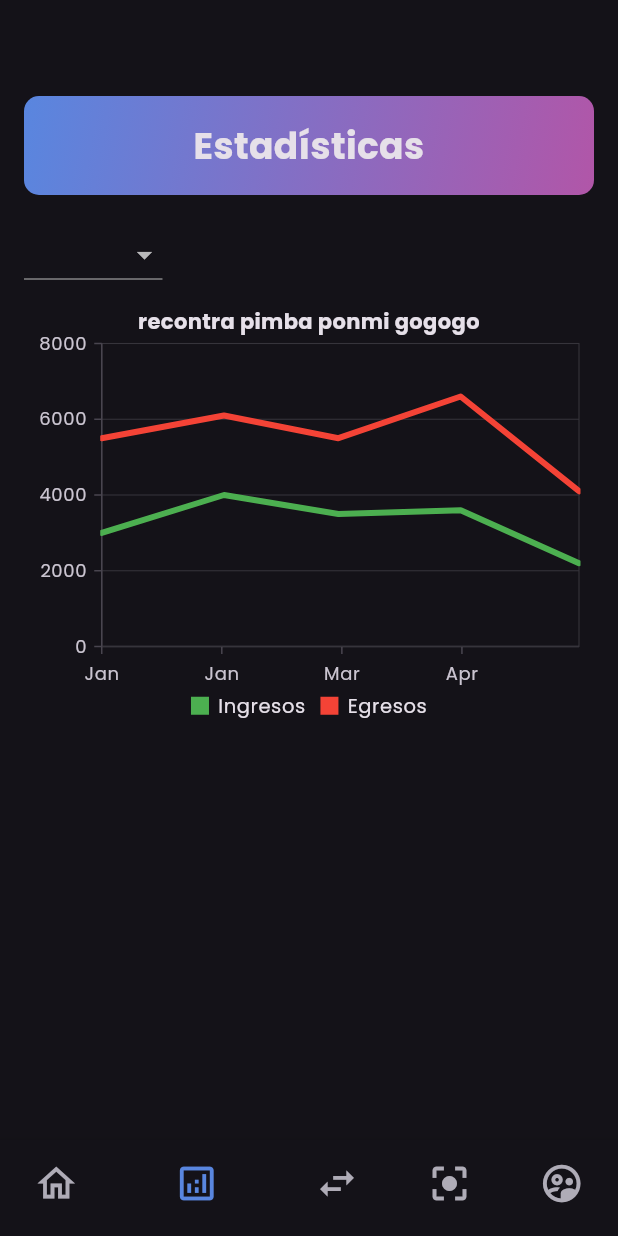
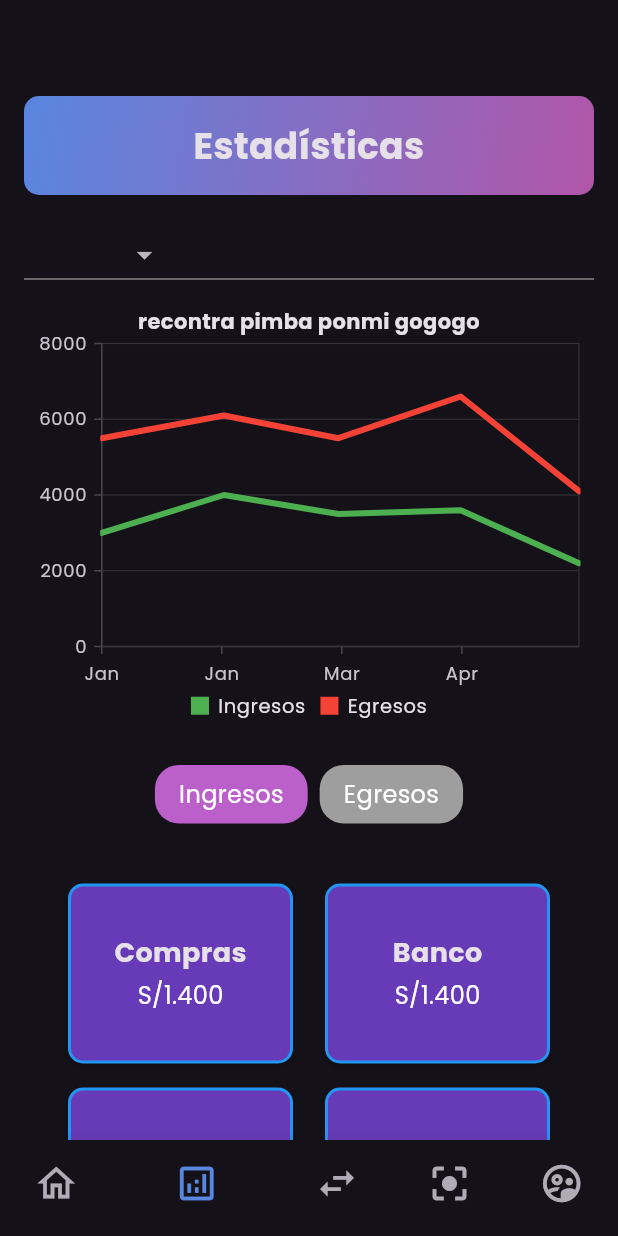
Before and after one commit to Edurz135/mycash_front, a Flutter app: the screen it shows after launch, item 2 of the bottom bar chosen, on a phone screen of 412 x 824 dp. Run offline on Flutter 3.47's test engine with Material 3 defaults, Android fonts, the phone set to English and light mode, and no system bars; our stand-ins replace flutter_colorpicker, syncfusion_flutter_charts.

Commit message:
Pantalla de estadisticas: Finalización y retoques

```diff
--- a/lib/data/data.dart
+++ b/lib/data/data.dart
@@ -3,6 +3,21 @@ import 'package:mycash_front/model/datetime_data.dart';
 import 'package:flutter/material.dart';
 import 'package:mycash_front/model/objetive_category_data.dart';
 class Data{
+  static List<Map<String, String>> Ingresos =[
+    {'Titulo': 'Compras', 'Monto':'S/'+'1.400'},
+    {'Titulo': 'Banco', 'Monto':'S/'+'1.400'},
+    {'Titulo': 'Educacion', 'Monto':'S/'+'1.400'},
+    {'Titulo': 'Guardados', 'Monto':'S/'+'1.400'},
+    {'Titulo': 'Academia', 'Monto':'S/'+'5.400'},
+  ];
+
+  static List<Map<String, String>> Egresos = [
+    {'Titulo': 'Renta', 'Monto': 'S/'+'900'},
+    {'Titulo': 'Servicios', 'Monto': 'S/'+'300'},
+    {'Titulo': 'Transporte', 'Monto': 'S/'+'200'},
+    {'Titulo': 'Comida', 'Monto': 'S/'+'400'},
+  ];
+
   static List<ChartData> resultados = [
     ChartData("ingresos", 3000, Colors.blue),
     ChartData("egresos", 2500, Colors.blue),
--- a/lib/screens/statistics_screen.dart
+++ b/lib/screens/statistics_screen.dart
@@ -1,5 +1,6 @@
 import 'package:flutter/material.dart';
 import 'package:mycash_front/components/stacked_line_sync_fusion_content.dart';
+import 'package:mycash_front/data/data.dart';
 
 
 
@@ -10,6 +11,7 @@ class StatisticsScreen extends StatefulWidget {
 
 class _StatisticsScreenState extends State<StatisticsScreen>{
   String? _dropdownValue;
+  String selectedCategory = 'Ingresos';
   @override
   Widget build(BuildContext context){
     void dropdownCallBack(String? selectedValue){
@@ -22,7 +24,7 @@ class _StatisticsScreenState extends State<StatisticsScreen>{
 
 
     return Column(
-      crossAxisAlignment: CrossAxisAlignment.start,
+      crossAxisAlignment: CrossAxisAlignment.stretch,
       children: [
          ClipRRect(
           borderRadius:
@@ -62,8 +64,207 @@ class _StatisticsScreenState extends State<StatisticsScreen>{
             DropdownMenuItem(child: Text("Anual"), value: "Anual"),
           ], value: _dropdownValue,onChanged: dropdownCallBack),
         StackedLineSyncFusionContent().build(context),
+        Padding(
+          padding: const EdgeInsets.all(16.0),
+          child: Row(
+            mainAxisAlignment: MainAxisAlignment.center,
+            children: [
+              _buildCategoryButton('Ingresos'),
+              _buildCategoryButton('Egresos'),
+            ],
+          ),
+        ),
+
+        Padding(
+          padding: EdgeInsets.all(16.0),
+          child: Column(
+              crossAxisAlignment: CrossAxisAlignment.stretch,
+              children: _buildCategoryBlocks(),
+
+          ),
+        ),
+
 
       ],
     );
   }
+
+  Widget _buildCategoryButton(String category){
+    return GestureDetector(
+      onTap: () {
+        setState(() {
+          selectedCategory = category;
+        });
+      },
+      child: Container(
+        padding: EdgeInsets.symmetric(vertical: 8.0, horizontal: 16.0),
+        margin: EdgeInsets.symmetric(horizontal: 4.0),
+        decoration: BoxDecoration(
+          color: selectedCategory == category ? Color.fromARGB(255, 187, 96, 203) : Colors.grey,
+          borderRadius: BorderRadius.circular(16.0),
+        ),
+        child: Text(
+          category,
+          style: TextStyle(
+            color: Colors.white,
+            fontSize: 16.0,
+          ),
+        ),
+      ),
+    );
+  }
+/*
+  List <Widget> _buildCategoryBlocks(){
+    List<Map<String, String>> data = selectedCategory == 'Ingresos'
+      ? Data.Ingresos
+      : Data.Egresos;
+
+    if (data.isEmpty){
+      return [
+        Center(
+          child: Text(
+            'no data avaliable',
+            style: TextStyle(fontSize: 18.0, color: Colors.red),
+          ),
+        )
+      ];
+    }
+
+    return data.map((item){
+      return Row(children: [
+        Container(
+          width: 150,
+          height: 90,
+        padding: EdgeInsets.all(16.0),
+        margin: EdgeInsets.all(8.0),
+        decoration: BoxDecoration(
+          color: Colors.deepPurple,
+          borderRadius: BorderRadius.circular(10.0),
+          boxShadow: [
+            BoxShadow(
+              color: Colors.black26,
+              blurRadius: 4.0,
+              offset: Offset(0,2),
+            )
+          ],
+          border: Border.all(
+            color: Colors.blue,
+            width: 2.0,
+          )
+        ),
+
+        child: Column(
+          crossAxisAlignment: CrossAxisAlignment.center,
+          children: [
+            Text(
+              item['Titulo'] ?? 'N/A',
+              style:TextStyle(
+                fontSize: 18.0,
+                fontWeight: FontWeight.bold,
+              ),
+            ),
+            SizedBox(height: 4.0),
+            Text(
+              item['Monto'] ?? 'N/A',
+              style: TextStyle(
+                fontSize: 16.0,
+                color: Colors.white,
+              ),
+            )
+          ],
+        ),
+
+      )]);
+    }).toList();
+
+  }
+  */
+  List <Widget> _buildCategoryBlocks(){
+    List<Map<String, String>> data = selectedCategory == 'Ingresos'
+      ? Data.Ingresos
+      : Data.Egresos;
+
+    if (data.isEmpty){
+      return [
+        Center(
+          child: Text(
+            'no data avaliable',
+            style: TextStyle(fontSize: 18.0, color: Colors.red),
+          ),
+        )
+      ];
+    }
+
+    List<Widget> rows = [];
+  for (int i = 0; i < data.length; i += 2) {
+    if (i + 1 < data.length) {
+      // Agrega una fila con dos contenedores
+      rows.add(
+        Row(
+          mainAxisAlignment: MainAxisAlignment.spaceEvenly,
+          children: [
+            _buildCategoryBlock(data[i]),
+            _buildCategoryBlock(data[i + 1]),
+          ],
+        ),
+      );
+    } else {
+      // Si quedó un elemento suelto, agrégalo en una fila
+      rows.add(
+        Row(
+          mainAxisAlignment: MainAxisAlignment.center,
+          children: [
+            _buildCategoryBlock(data[i]),
+          ],
+        ),
+      );
+    }
+
+  }
+  return rows;
+  }
+    Widget _buildCategoryBlock(Map<String, String> item) {
+    return Container(
+      width: 150,
+      height: 120,
+      padding: EdgeInsets.all(16.0),
+      margin: EdgeInsets.all(8.0),
+      decoration: BoxDecoration(
+        color: Colors.deepPurple,
+        borderRadius: BorderRadius.circular(10.0),
+        boxShadow: [
+          BoxShadow(
+            color: Colors.black26,
+            blurRadius: 4.0,
+            offset: Offset(0, 2),
+          )
+        ],
+        border: Border.all(
+          color: Colors.blue,
+          width: 2.0,
+        ),
+      ),
+      child: Column(
+        crossAxisAlignment: CrossAxisAlignment.center,
+        mainAxisAlignment: MainAxisAlignment.center,
+        children: [
+          Text(
+            item['Titulo'] ?? 'N/A',
+            style: TextStyle(
+              fontSize: 18.0,
+              fontWeight: FontWeight.bold,
+            ),
+          ),
+          SizedBox(height: 4.0),
+          Text(
+            item['Monto'] ?? 'N/A',
+            style: TextStyle(
+              fontSize: 16.0,
+              color: Colors.white,
+            ),
+          ),
+        ],
+      ),
+    );
+  }
 }
```
